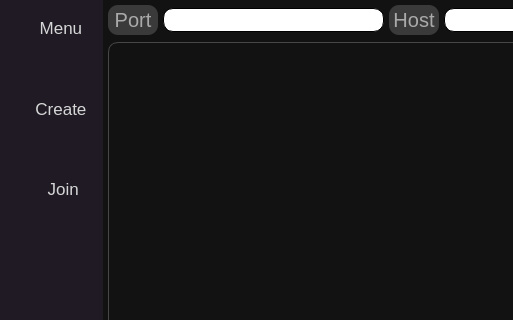
Old version of the form GUI/interface.ui in the repository sea-rod/GUI-Chat-Application; both pictures show x 0 to 513 and y 0 to 320 of the 750 by 450 pixel window.
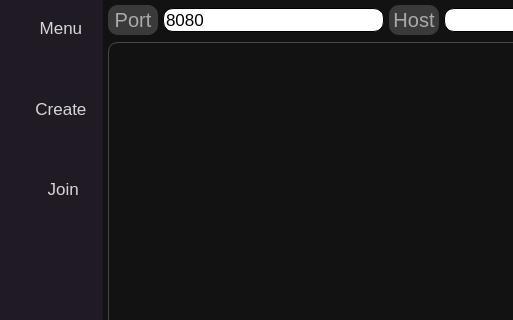
New version of the form. The open tabs and pages were chosen to show the change. Icons and pictures are not drawn.

Patch:
```diff
--- a/GUI/interface.ui
+++ b/GUI/interface.ui
@@ -518,7 +518,7 @@
                  </font>
                 </property>
                 <property name="text">
-                 <string/>
+                 <string>8080</string>
                 </property>
                </widget>
               </item>
```
